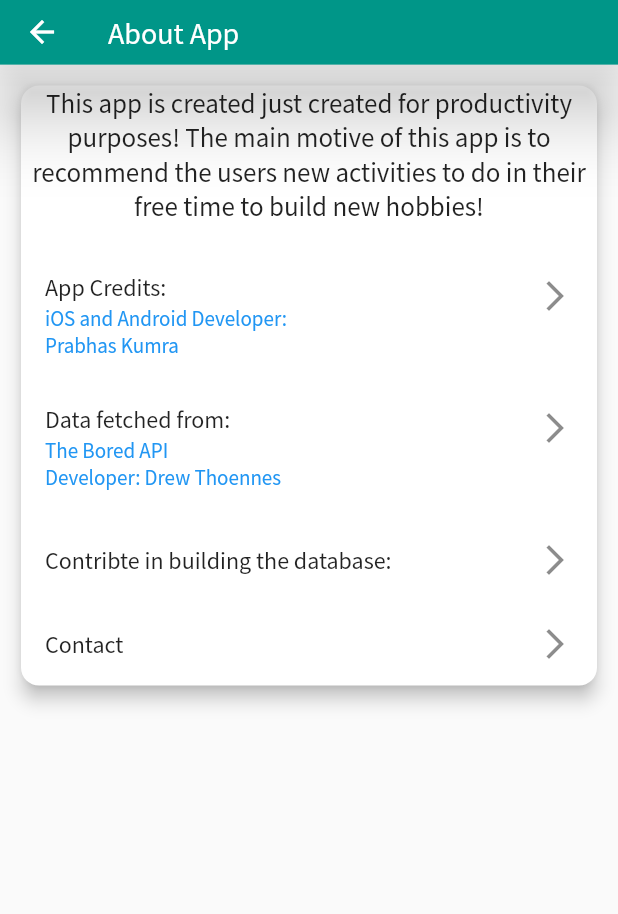
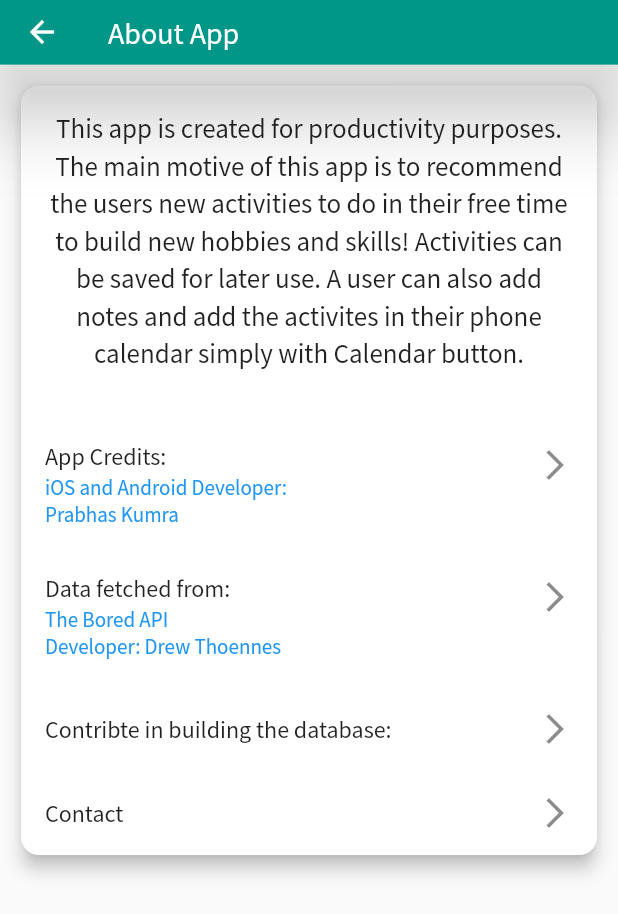
Before and after one commit to prabhaskumra/I-am-bored, a Flutter app: the screen it shows after launch, item 3 of the bottom bar chosen, after a tap on "About App!", on a phone screen of 412 x 824 dp. Shown: the top 914 px of the screen. Run offline on Flutter 3.47's test engine with Material 2 defaults, Android fonts, the phone set to English and light mode, and no system bars; drawn by our look-alikes of flutter_linkify; our stand-ins replace bottom_navy_bar, share, sqflite; missing offline and left inert: add_2_calendar; accounts and stored records are empty.

Commit message:
about app summary updated

```diff
--- a/i_am_bored/lib/screens/about_app_screen.dart
+++ b/i_am_bored/lib/screens/about_app_screen.dart
@@ -35,11 +35,15 @@ class AboutAppScreen extends StatelessWidget {
             ),
             child: Column(
               children: [
-                Text(
-                  "This app is created just created for productivity purposes! The main motive of this app is to recommend the users new activities to do in their free time to build new hobbies! ",
-                  textAlign: TextAlign.center,
-                  style: TextStyle(
-                    fontSize: 18,
+                Padding(
+                  padding: const EdgeInsets.all(15.0),
+                  child: Text(
+                    "This app is created for productivity purposes. The main motive of this app is to recommend the users new activities to do in their free time to build new hobbies and skills! Activities can be saved for later use. A user can also add notes and add the activites in their phone calendar simply with Calendar button.",
+                    textAlign: TextAlign.center,
+                    style: TextStyle(
+                      height: 1.4,
+                      fontSize: 18,
+                    ),
                   ),
                 ),
                 SizedBox(
--- a/i_am_bored/lib/screens/settings_screen.dart
+++ b/i_am_bored/lib/screens/settings_screen.dart
@@ -99,7 +99,7 @@ class _SettingsScreenState extends State<SettingsScreen> {
                 children: [
                   buildCircleAvatarColor(themeData, Colors.teal),
                   buildCircleAvatarColor(themeData, Colors.blueGrey),
-                  buildCircleAvatarColor(themeData, Colors.red),
+                  buildCircleAvatarColor(themeData, Colors.orange),
                   buildCircleAvatarColor(themeData, Colors.green),
                 ],
               ),
```
Also changed, not shown: i_am_bored/assets/icon/icon.png (added).
